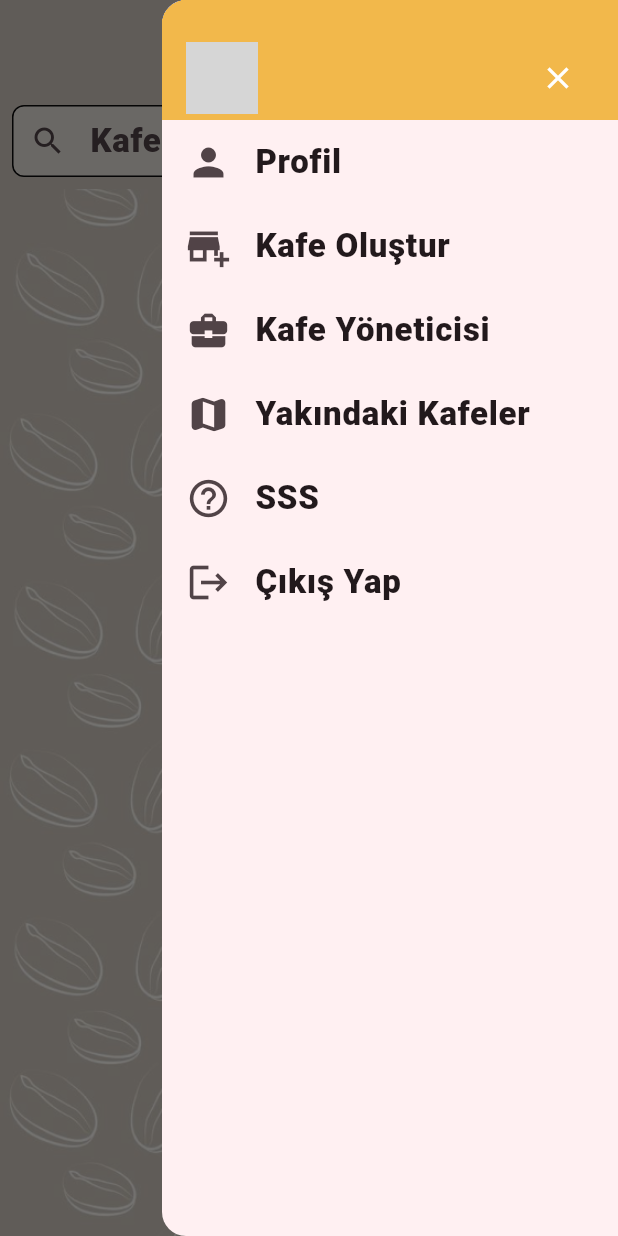
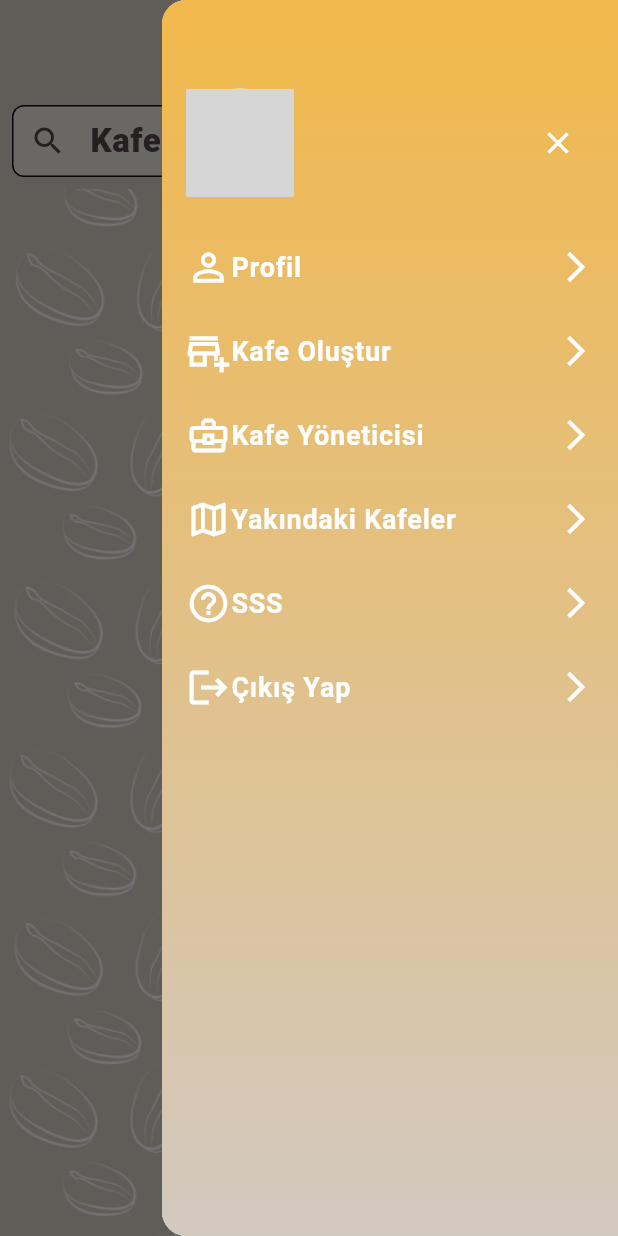
Before and after one commit to OzgurBoruzanci/Gidelim_App, a Flutter app: the FeedScreen screen opened directly, with the side drawer open, on a phone screen of 412 x 824 dp. Run offline on Flutter 3.47's test engine with Material 3 defaults, Android fonts, the phone set to English and light mode, and no system bars; our stand-ins replace cloud_firestore, firebase_auth, firebase_core, flutter_rating_bar, fluttertoast, google_fonts and 1 more; accounts and stored records are empty; network calls fail; grey boxes are pictures that could not be loaded.

Commit message:
New Drawer menu UI complated.

```diff
--- a/bootcamp91/lib/product/custom_drawer.dart
+++ b/bootcamp91/lib/product/custom_drawer.dart
@@ -37,19 +37,25 @@ class CustomDrawer extends StatelessWidget {
             userName = user?.displayName ?? userData?['user_name'] ?? userName;
           }
 
-          return Column(
+          return Container(
+            decoration: const BoxDecoration(
+              gradient: LinearGradient(
+                colors: [Color(0xffF2B84B), ProjectColors.firstColor],
+                begin: Alignment.topCenter,
+                end: Alignment.bottomCenter,
+              ),
+            ),
+            child: Column(
               children: [
                 Container(
                   padding:
-                    const EdgeInsets.only(top: 24.0, left: 16.0, right: 16.0),
-                color: ProjectColors.project_yellow,
-                height: 80, // DrawerHeader'ın yüksekliği
+                      const EdgeInsets.only(top: 40.0, left: 16.0, right: 16.0),
+                  height: 150,
                   child: Row(
                     children: [
                       CircleAvatar(
-                      radius: 24,
-                      backgroundImage:
-                          AssetImage(avatarAsset), // Burada nullable olmamalı
+                        radius: 36,
+                        backgroundImage: AssetImage(avatarAsset),
                         backgroundColor: Colors.grey[200],
                       ),
                       const SizedBox(width: 16.0),
@@ -57,7 +63,7 @@ class CustomDrawer extends StatelessWidget {
                         child: Text(
                           userName,
                           style: const TextStyle(
-                            color: ProjectColors.whiteTextColor,
+                              color: Colors.white,
                               fontSize: 24,
                               fontWeight: FontWeight.bold),
                         ),
@@ -71,15 +77,20 @@ class CustomDrawer extends StatelessWidget {
                     ],
                   ),
                 ),
-              ListTile(
-                leading: const Icon(Icons.person, size: 30),
-                title: const Text('Profil'),
+                Expanded(
+                  child: ListView(
+                    padding: EdgeInsets.zero,
+                    children: [
+                      _buildAnimatedListTile(
+                        icon: Icons.person_outline,
+                        title: 'Profil',
                         onTap: () {
                           Navigator.of(context).push(PageRouteBuilder(
-                    pageBuilder: (context, animation, secondaryAnimation) =>
+                            pageBuilder:
+                                (context, animation, secondaryAnimation) =>
                                     const ProfileScreen(),
-                    transitionsBuilder:
-                        (context, animation, secondaryAnimation, child) {
+                            transitionsBuilder: (context, animation,
+                                secondaryAnimation, child) {
                               var begin = const Offset(1.0, 0.0);
                               var end = Offset.zero;
                               var curve = Curves.easeInOut;
@@ -95,15 +106,16 @@ class CustomDrawer extends StatelessWidget {
                           ));
                         },
                       ),
-              ListTile(
-                leading: const Icon(Icons.add_business, size: 30),
-                title: const Text('Kafe Oluştur'),
+                      _buildAnimatedListTile(
+                        icon: Icons.add_business_outlined,
+                        title: 'Kafe Oluştur',
                         onTap: () {
                           Navigator.of(context).push(PageRouteBuilder(
-                    pageBuilder: (context, animation, secondaryAnimation) =>
+                            pageBuilder:
+                                (context, animation, secondaryAnimation) =>
                                     CreateCafeManagementScreen(),
-                    transitionsBuilder:
-                        (context, animation, secondaryAnimation, child) {
+                            transitionsBuilder: (context, animation,
+                                secondaryAnimation, child) {
                               var begin = const Offset(1.0, 0.0);
                               var end = Offset.zero;
                               var curve = Curves.easeInOut;
@@ -119,16 +131,16 @@ class CustomDrawer extends StatelessWidget {
                           ));
                         },
                       ),
-              ListTile(
-                leading:
-                    const Icon(Icons.business_center, size: 30), // Yeni simge
-                title: const Text('Kafe Yöneticisi'),
+                      _buildAnimatedListTile(
+                        icon: Icons.business_center_outlined,
+                        title: 'Kafe Yöneticisi',
                         onTap: () {
                           Navigator.of(context).push(PageRouteBuilder(
-                    pageBuilder: (context, animation, secondaryAnimation) =>
-                        MyCafeScreen(), // Yönetici sayfasına yönlendir
-                    transitionsBuilder:
-                        (context, animation, secondaryAnimation, child) {
+                            pageBuilder:
+                                (context, animation, secondaryAnimation) =>
+                                    MyCafeScreen(),
+                            transitionsBuilder: (context, animation,
+                                secondaryAnimation, child) {
                               var begin = const Offset(1.0, 0.0);
                               var end = Offset.zero;
                               var curve = Curves.easeInOut;
@@ -144,9 +156,9 @@ class CustomDrawer extends StatelessWidget {
                           ));
                         },
                       ),
-              ListTile(
-                leading: const Icon(Icons.map_rounded, size: 30),
-                title: const Text('Yakındaki Kafeler'),
+                      _buildAnimatedListTile(
+                        icon: Icons.map_outlined,
+                        title: 'Yakındaki Kafeler',
                         onTap: () async {
                           const url =
                               'https://www.google.com/maps/search/?api=1&query=cafe';
@@ -157,8 +169,8 @@ class CustomDrawer extends StatelessWidget {
                             // ignore: use_build_context_synchronously
                             ScaffoldMessenger.of(context).showSnackBar(
                               const SnackBar(
-                        content:
-                            Text('Google Haritalar uygulamasını açamıyor.'),
+                                content: Text(
+                                    'Google Haritalar uygulamasını açamıyor.'),
                                 backgroundColor: Colors.red,
                                 duration: Duration(seconds: 2),
                               ),
@@ -166,15 +178,16 @@ class CustomDrawer extends StatelessWidget {
                           }
                         },
                       ),
-              ListTile(
-                leading: const Icon(Icons.help_outline, size: 30),
-                title: const Text('SSS'),
+                      _buildAnimatedListTile(
+                        icon: Icons.help_outline,
+                        title: 'SSS',
                         onTap: () {
                           Navigator.of(context).push(PageRouteBuilder(
-                    pageBuilder: (context, animation, secondaryAnimation) =>
+                            pageBuilder:
+                                (context, animation, secondaryAnimation) =>
                                     const FAQScreen(),
-                    transitionsBuilder:
-                        (context, animation, secondaryAnimation, child) {
+                            transitionsBuilder: (context, animation,
+                                secondaryAnimation, child) {
                               var begin = const Offset(1.0, 0.0);
                               var end = Offset.zero;
                               var curve = Curves.easeInOut;
@@ -190,18 +203,49 @@ class CustomDrawer extends StatelessWidget {
                           ));
                         },
                       ),
-              ListTile(
-                leading: const Icon(Icons.logout, size: 30),
-                title: const Text('Çıkış Yap'),
+                      _buildAnimatedListTile(
+                        icon: Icons.logout,
+                        title: 'Çıkış Yap',
                         onTap: () {
                           _authService.signOut(context);
                           Navigator.of(context).pop(); // Drawer'ı kapatmak için
                         },
                       ),
                     ],
+                  ),
+                ),
+              ],
+            ),
           );
         },
       ),
     );
   }
+
+  Widget _buildAnimatedListTile({
+    required IconData icon,
+    required String title,
+    required VoidCallback onTap,
+  }) {
+    return ListTile(
+      leading: Icon(icon, size: 30, color: Colors.white),
+      title: Text(
+        title,
+        style: const TextStyle(
+          fontSize: 18,
+          fontWeight: FontWeight.bold,
+          color: Colors.white,
+        ),
+      ),
+      onTap: onTap,
+      shape: RoundedRectangleBorder(
+        borderRadius: BorderRadius.circular(12.0),
+      ),
+      tileColor: Colors.black.withOpacity(0.1),
+      contentPadding: const EdgeInsets.symmetric(horizontal: 16.0),
+      horizontalTitleGap: 0,
+      minVerticalPadding: 12.0,
+      trailing: const Icon(Icons.arrow_forward_ios, color: Colors.white),
+    );
   }
+}
```
Lines whose indentation alone changed are shown as unchanged.
